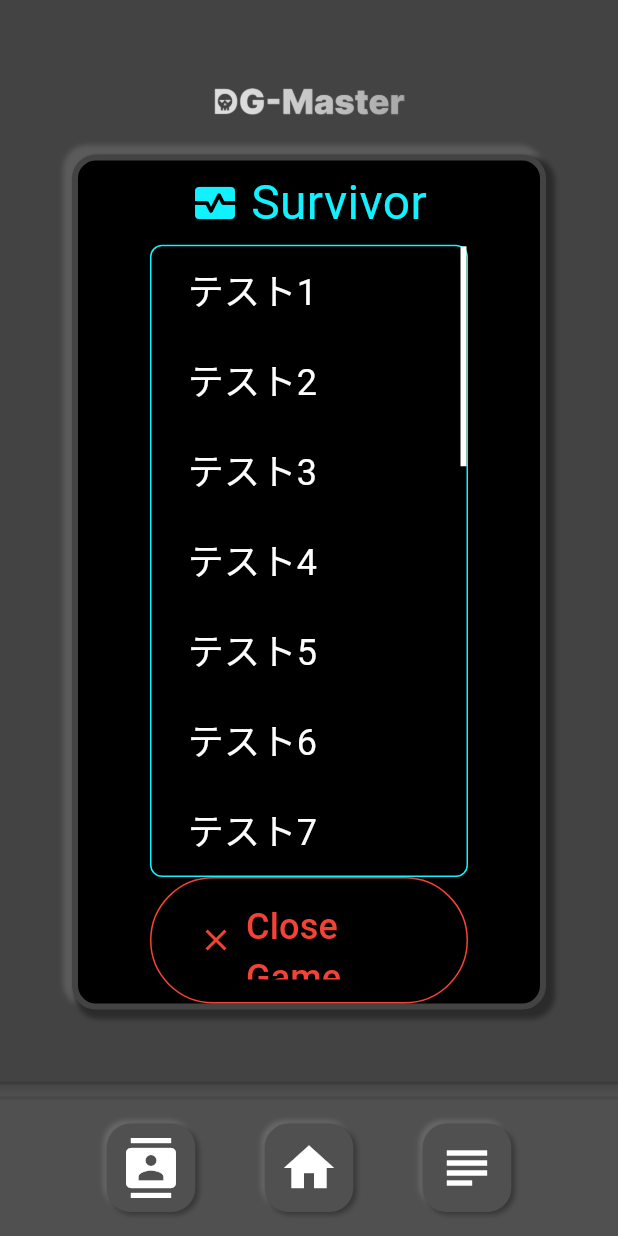
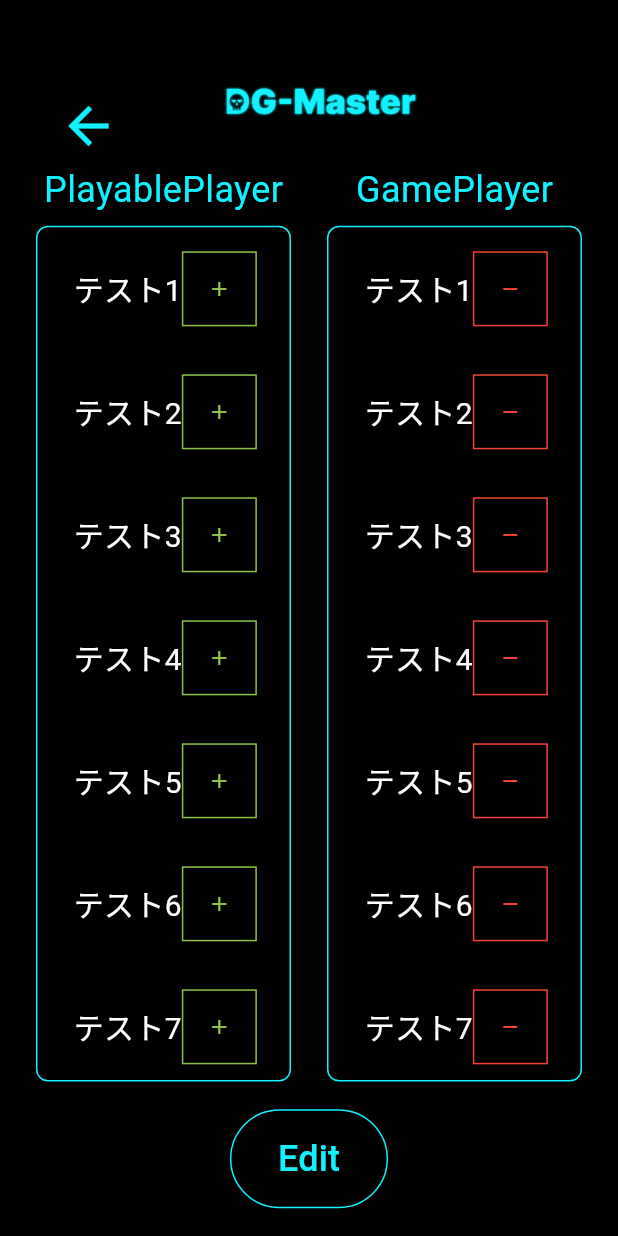
Before and after one commit to team-Effective/R-FrontMaster, a Flutter app: the GamePlayerListPage screen opened by its route, scrolled down 576 dp, after a tap on "Edit", on a phone screen of 412 x 824 dp. Run offline on Flutter 3.47's test engine with Material 3 defaults, Android fonts, the light colour scheme and no system bars.

Commit message:
create:EditGamePlayerListPageを作成しました

```diff
--- a/lib/main.dart
+++ b/lib/main.dart
@@ -2,6 +2,7 @@ import 'package:dg_master/controller/counter_controller.dart';
 import 'package:dg_master/model/counter.dart';
 import 'package:dg_master/view/counter_page.dart';
 import 'package:dg_master/view/create_game_page.dart';
+import 'package:dg_master/view/edit_game_player_list_page.dart';
 import 'package:dg_master/view/game_home_page.dart';
 import 'package:dg_master/view/game_player_list_page.dart';
 import 'package:dg_master/view/home_page.dart';
@@ -33,6 +34,7 @@ class MyApp extends StatelessWidget {
           '/game/create': (context) => const CreateGamePage(),
           '/game/home': (context) => const GameHomePage(),
           '/game/player/list': (context) => const GamePlayerListPage(),
+          '/game/player/list/edit': (context) => const EditGamePlayerListPage(),
           '/test': (context) => const CounterPage(),
         },
       ),
--- /dev/null
+++ b/lib/view/edit_game_player_list_page.dart
@@ -0,0 +1,295 @@
+import 'package:flutter/material.dart';
+
+class EditGamePlayerListPage extends StatelessWidget {
+  const EditGamePlayerListPage({super.key});
+
+  @override
+  Widget build(BuildContext context) {
+    List<String> strList = [
+      'テスト1',
+      'テスト2',
+      'テスト3',
+      'テスト4',
+      'テスト5',
+      'テスト6',
+      'テスト7',
+      'テスト8',
+      'テスト9',
+      'テスト10',
+      'テスト11',
+      'テスト12',
+      'テスト13',
+      'テスト14',
+      'テスト15',
+      'テスト16',
+      'テスト17',
+      'テスト18',
+      'テスト19',
+      'テスト20',
+    ];
+
+    ScrollController playablePlayerController = ScrollController();
+    ScrollController gamePlayerController = ScrollController();
+
+    return Scaffold(
+      backgroundColor: Colors.black,
+      body: Column(
+        children: [
+          Expanded(
+            //アプリロゴ
+            flex: 1,
+            child: Container(
+              padding: const EdgeInsets.fromLTRB(0, 56, 0, 24),
+              child: Row(
+                mainAxisAlignment: MainAxisAlignment.spaceAround,
+                children: [
+                  IconButton(
+                    icon: const Icon(
+                      Icons.arrow_back,
+                      color: Color.fromRGBO(17, 241, 255, 1),
+                      size: 40,
+                    ),
+                    onPressed: () {
+                      Navigator.pop(context);
+                    },
+                  ),
+                  Image.asset(
+                    'assets/images/create_game_logo.png',
+                    fit: BoxFit.contain,
+                  ),
+                  const SizedBox(
+                    width: 40,
+                  )
+                ],
+              ),
+            ),
+          ),
+          Expanded(
+              //メイン
+              flex: 6,
+              child: Container(
+                padding: const EdgeInsets.fromLTRB(24, 0, 24, 0),
+                child: Column(
+                  children: [
+                    Expanded(
+                      flex: 7,
+                      child: Row(
+                        children: [
+                          Expanded(
+                            flex: 3,
+                            child: Column(
+                              children: [
+                                const Expanded(
+                                  flex: 1,
+                                  child: Center(
+                                    child: Text(
+                                      "PlayablePlayer",
+                                      style: TextStyle(
+                                        fontSize: 24,
+                                        color: Color.fromRGBO(17, 241, 255, 1),
+                                      ),
+                                    ),
+                                  ),
+                                ),
+                                Expanded(
+                                  flex: 12,
+                                  child: Container(
+                                    decoration: BoxDecoration(
+                                      border: Border.all(
+                                        color: const Color.fromRGBO(
+                                            17, 241, 255, 1),
+                                        width: 1,
+                                      ),
+                                      borderRadius: BorderRadius.circular(8),
+                                    ),
+                                    child: RawScrollbar(
+                                      thumbColor: Colors.white,
+                                      thickness: 4,
+                                      thumbVisibility: true,
+                                      controller: playablePlayerController,
+                                      child: SingleChildScrollView(
+                                        controller: playablePlayerController,
+                                        child: Column(
+                                          children: strList
+                                              .map(
+                                                (str) => Container(
+                                                  width: double.infinity,
+                                                  padding:
+                                                      const EdgeInsets.fromLTRB(
+                                                          24, 16, 24, 16),
+                                                  alignment: Alignment.center,
+                                                  child: Row(
+                                                    mainAxisAlignment:
+                                                        MainAxisAlignment
+                                                            .spaceBetween,
+                                                    children: [
+                                                      Text(
+                                                        str,
+                                                        style: const TextStyle(
+                                                          fontSize: 20,
+                                                          color: Colors.white,
+                                                        ),
+                                                      ),
+                                                      Container(
+                                                        decoration:
+                                                            BoxDecoration(
+                                                          border: Border.all(
+                                                            color: Colors
+                                                                .lightGreen, //枠線の色
+                                                            width: 1, //枠線の太さ
+                                                          ),
+                                                        ),
+                                                        child: IconButton(
+                                                          onPressed: () {},
+                                                          padding:
+                                                              EdgeInsets.zero,
+                                                          constraints:
+                                                              const BoxConstraints(),
+                                                          icon: const Icon(
+                                                            Icons.add,
+                                                            size: 16,
+                                                            color: Colors
+                                                                .lightGreen,
+                                                          ),
+                                                        ),
+                                                      ),
+                                                    ],
+                                                  ),
+                                                ),
+                                              )
+                                              .toList(),
+                                        ),
+                                      ),
+                                    ),
+                                  ),
+                                ),
+                              ],
+                            ),
+                          ),
+                          const SizedBox(
+                            width: 24,
+                          ),
+                          Expanded(
+                            flex: 3,
+                            child: Column(
+                              children: [
+                                const Expanded(
+                                  flex: 1,
+                                  child: Center(
+                                    child: Text(
+                                      "GamePlayer",
+                                      style: TextStyle(
+                                        fontSize: 24,
+                                        color: Color.fromRGBO(17, 241, 255, 1),
+                                      ),
+                                    ),
+                                  ),
+                                ),
+                                Expanded(
+                                  flex: 12,
+                                  child: Container(
+                                    decoration: BoxDecoration(
+                                      border: Border.all(
+                                        color: const Color.fromRGBO(
+                                            17, 241, 255, 1),
+                                        width: 1,
+                                      ),
+                                      borderRadius: BorderRadius.circular(8),
+                                    ),
+                                    child: RawScrollbar(
+                                      thumbColor: Colors.white,
+                                      thickness: 4,
+                                      thumbVisibility: true,
+                                      controller: playablePlayerController,
+                                      child: SingleChildScrollView(
+                                        controller: playablePlayerController,
+                                        child: Column(
+                                          children: strList
+                                              .map(
+                                                (str) => Container(
+                                                  width: double.infinity,
+                                                  padding:
+                                                      const EdgeInsets.fromLTRB(
+                                                          24, 16, 24, 16),
+                                                  alignment: Alignment.center,
+                                                  child: Row(
+                                                    mainAxisAlignment:
+                                                        MainAxisAlignment
+                                                            .spaceBetween,
+                                                    children: [
+                                                      Text(
+                                                        str,
+                                                        style: const TextStyle(
+                                                          fontSize: 20,
+                                                          color: Colors.white,
+                                                        ),
+                                                      ),
+                                                      Container(
+                                                        decoration:
+                                                            BoxDecoration(
+                                                          border: Border.all(
+                                                            color: Colors
+                                                                .red, //枠線の色
+                                                            width: 1, //枠線の太さ
+                                                          ),
+                                                        ),
+                                                        child: IconButton(
+                                                          onPressed: () {},
+                                                          padding:
+                                                              EdgeInsets.zero,
+                                                          constraints:
+                                                              const BoxConstraints(),
+                                                          icon: const Icon(
+                                                            Icons.remove,
+                                                            size: 16,
+                                                            color: Colors.red,
+                                                          ),
+                                                        ),
+                                                      ),
+                                                    ],
+                                                  ),
+                                                ),
+                                              )
+                                              .toList(),
+                                        ),
+                                      ),
+                                    ),
+                                  ),
+                                ),
+                              ],
+                            ),
+                          ),
+                        ],
+                      ),
+                    ),
+                  ],
+                ),
+              )),
+          Expanded(
+            flex: 1,
+            child: Container(
+              child: Center(
+                child: OutlinedButton(
+                  onPressed: () {},
+                  style: OutlinedButton.styleFrom(
+                    side: const BorderSide(
+                      color: Color.fromRGBO(17, 241, 255, 1),
+                    ),
+                    padding: const EdgeInsets.fromLTRB(32, 16, 32, 16),
+                  ),
+                  child: const Text(
+                    "Edit",
+                    style: TextStyle(
+                      fontSize: 24,
+                      color: Color.fromRGBO(17, 241, 255, 1),
+                    ),
+                  ),
+                ),
+              ),
+            ),
+          )
+        ],
+      ),
+    );
+  }
+}
--- a/lib/view/game_player_list_page.dart
+++ b/lib/view/game_player_list_page.dart
@@ -211,11 +211,8 @@ class GamePlayerListPage extends StatelessWidget {
                                     child: Center(
                                       child: OutlinedButton(
                                         onPressed: () {
-                                          Navigator.of(context)
-                                              .pushNamedAndRemoveUntil(
-                                            '/game/home',
-                                            (route) => false,
-                                          );
+                                          Navigator.pushNamed(context,
+                                              '/game/player/list/edit');
                                         },
                                         style: OutlinedButton.styleFrom(
                                           side: const BorderSide(
```
